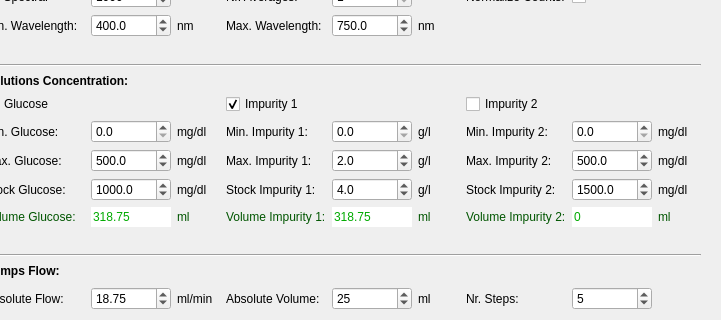
The window that pol_configureMeasurement.ui (CesarCarvajal/Oxymetry-Backup-2018) describes before a commit, drawn with Qt 5; both pictures show x 121 to 842 and y 115 to 435 of the 842 by 790 pixel window.
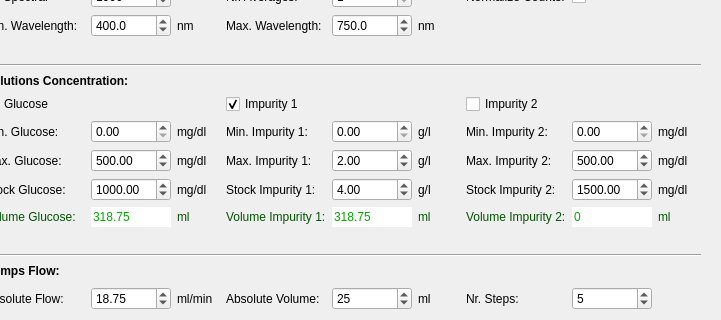
The same window after the commit. Icons and pictures are not drawn.

The edit to the form file:
```diff
--- a/pol_configureMeasurement.ui
+++ b/pol_configureMeasurement.ui
@@ -1174,7 +1174,7 @@
                    </size>
                   </property>
                   <property name="decimals">
-                   <number>1</number>
+                   <number>2</number>
                   </property>
                   <property name="maximum">
                    <double>100000000.000000000000000</double>
@@ -1232,7 +1232,7 @@
                    </size>
                   </property>
                   <property name="decimals">
-                   <number>1</number>
+                   <number>2</number>
                   </property>
                   <property name="maximum">
                    <double>1000000.000000000000000</double>
@@ -1293,7 +1293,7 @@
                    </size>
                   </property>
                   <property name="decimals">
-                   <number>1</number>
+                   <number>2</number>
                   </property>
                   <property name="maximum">
                    <double>1000000000000.000000000000000</double>
@@ -1354,7 +1354,7 @@
                    </size>
                   </property>
                   <property name="decimals">
-                   <number>1</number>
+                   <number>2</number>
                   </property>
                   <property name="maximum">
                    <double>100000000.000000000000000</double>
@@ -1415,7 +1415,7 @@
                    </size>
                   </property>
                   <property name="decimals">
-                   <number>1</number>
+                   <number>2</number>
                   </property>
                   <property name="maximum">
                    <double>1000000.000000000000000</double>
@@ -1473,7 +1473,7 @@
                    </size>
                   </property>
                   <property name="decimals">
-                   <number>1</number>
+                   <number>2</number>
                   </property>
                   <property name="maximum">
                    <double>1000000.000000000000000</double>
@@ -1534,7 +1534,7 @@
                    </size>
                   </property>
                   <property name="decimals">
-                   <number>1</number>
+                   <number>2</number>
                   </property>
                   <property name="maximum">
                    <double>100000000.000000000000000</double>
@@ -1598,7 +1598,7 @@
                    </size>
                   </property>
                   <property name="decimals">
-                   <number>1</number>
+                   <number>2</number>
                   </property>
                   <property name="maximum">
                    <double>10000000.000000000000000</double>
@@ -1665,7 +1665,7 @@
                    </size>
                   </property>
                   <property name="decimals">
-                   <number>1</number>
+                   <number>2</number>
                   </property>
                   <property name="maximum">
                    <double>100000000.000000000000000</double>
```
Left out of the diff: 12 changed lines with no effect on the pictures.
